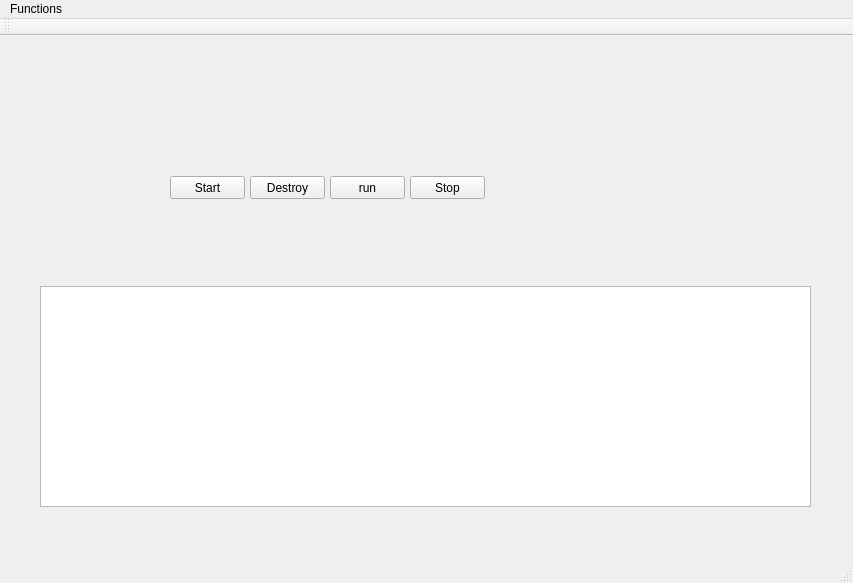
First picture: the form in SVDModel/SVDUI/mainwindow.ui, repository edfm-tum/SVD, before the edit.
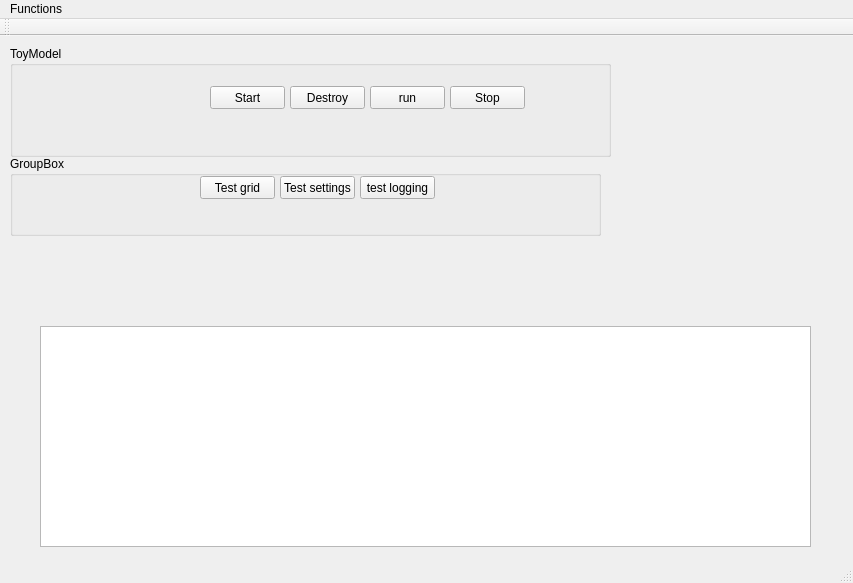
Second picture: the form after the edit.

Commit message: Adding of FileReader, Grid<T>, GisGrid, Settings; Adding of the SPDLOG logging framework (https://github.com/gabime/spdlog) some testing with the logging framework (asynchronous logging)

```diff
--- a/SVDModel/SVDUI/mainwindow.ui
+++ b/SVDModel/SVDUI/mainwindow.ui
@@ -14,67 +14,132 @@
    <string>TFRunner</string>
   </property>
   <widget class="QWidget" name="centralWidget">
-   <widget class="QPushButton" name="pbStart">
-    <property name="geometry">
-     <rect>
-      <x>170</x>
-      <y>140</y>
-      <width>75</width>
-      <height>23</height>
-     </rect>
-    </property>
-    <property name="text">
-     <string>Start</string>
-    </property>
-   </widget>
    <widget class="QPlainTextEdit" name="lLog">
     <property name="geometry">
      <rect>
       <x>40</x>
-      <y>250</y>
+      <y>290</y>
       <width>771</width>
       <height>221</height>
      </rect>
     </property>
    </widget>
-   <widget class="QPushButton" name="pbStop">
+   <widget class="QGroupBox" name="groupBox">
     <property name="geometry">
      <rect>
-      <x>250</x>
-      <y>140</y>
-      <width>75</width>
-      <height>23</height>
+      <x>10</x>
+      <y>10</y>
+      <width>601</width>
+      <height>111</height>
      </rect>
     </property>
-    <property name="text">
-     <string>Destroy</string>
+    <property name="title">
+     <string>ToyModel</string>
     </property>
+    <widget class="QPushButton" name="pbStart">
+     <property name="geometry">
+      <rect>
+       <x>200</x>
+       <y>40</y>
+       <width>75</width>
+       <height>23</height>
+      </rect>
+     </property>
+     <property name="text">
+      <string>Start</string>
+     </property>
+    </widget>
+    <widget class="QPushButton" name="pbStop">
+     <property name="geometry">
+      <rect>
+       <x>280</x>
+       <y>40</y>
+       <width>75</width>
+       <height>23</height>
+      </rect>
+     </property>
+     <property name="text">
+      <string>Destroy</string>
+     </property>
+    </widget>
+    <widget class="QPushButton" name="pushButton">
+     <property name="geometry">
+      <rect>
+       <x>440</x>
+       <y>40</y>
+       <width>75</width>
+       <height>23</height>
+      </rect>
+     </property>
+     <property name="text">
+      <string>Stop</string>
+     </property>
+    </widget>
+    <widget class="QPushButton" name="run">
+     <property name="geometry">
+      <rect>
+       <x>360</x>
+       <y>40</y>
+       <width>75</width>
+       <height>23</height>
+      </rect>
+     </property>
+     <property name="text">
+      <string>run</string>
+     </property>
+    </widget>
    </widget>
-   <widget class="QPushButton" name="run">
+   <widget class="QGroupBox" name="groupBox_2">
     <property name="geometry">
      <rect>
-      <x>330</x>
-      <y>140</y>
-      <width>75</width>
-      <height>23</height>
+      <x>10</x>
+      <y>120</y>
+      <width>591</width>
+      <height>80</height>
      </rect>
     </property>
-    <property name="text">
-     <string>run</string>
+    <property name="title">
+     <string>GroupBox</string>
     </property>
-   </widget>
-   <widget class="QPushButton" name="pushButton">
-    <property name="geometry">
-     <rect>
-      <x>410</x>
-      <y>140</y>
-      <width>75</width>
-      <height>23</height>
-     </rect>
-    </property>
-    <property name="text">
-     <string>Stop</string>
-    </property>
+    <widget class="QPushButton" name="pbTest">
+     <property name="geometry">
+      <rect>
+       <x>190</x>
+       <y>20</y>
+       <width>75</width>
+       <height>23</height>
+      </rect>
+     </property>
+     <property name="text">
+      <string>Test grid</string>
+     </property>
+    </widget>
+    <widget class="QPushButton" name="pushButton_2">
+     <property name="geometry">
+      <rect>
+       <x>270</x>
+       <y>20</y>
+       <width>75</width>
+       <height>23</height>
+      </rect>
+     </property>
+     <property name="text">
+      <string>Test settings</string>
+     </property>
+    </widget>
+    <widget class="QPushButton" name="pushButton_3">
+     <property name="geometry">
+      <rect>
+       <x>350</x>
+       <y>20</y>
+       <width>75</width>
+       <height>23</height>
+      </rect>
+     </property>
+     <property name="text">
+      <string>test logging</string>
+     </property>
+    </widget>
    </widget>
   </widget>
   <widget class="QMenuBar" name="menuBar">
```
The commit also changes 21 other files.
